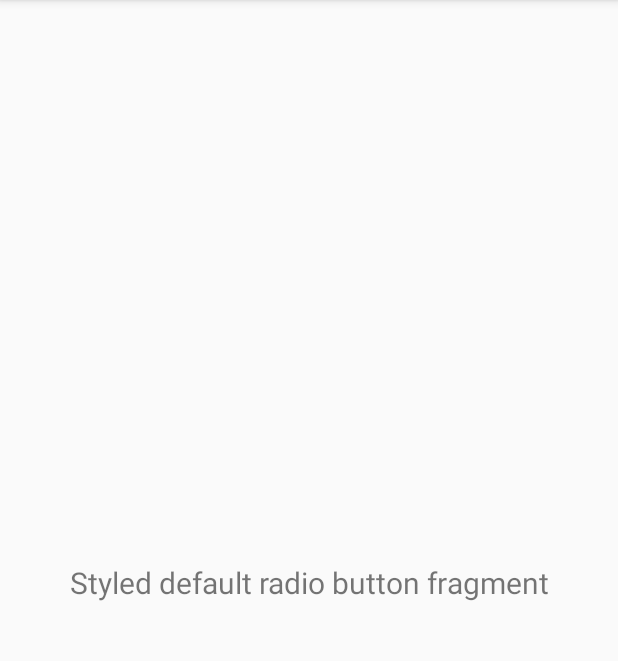
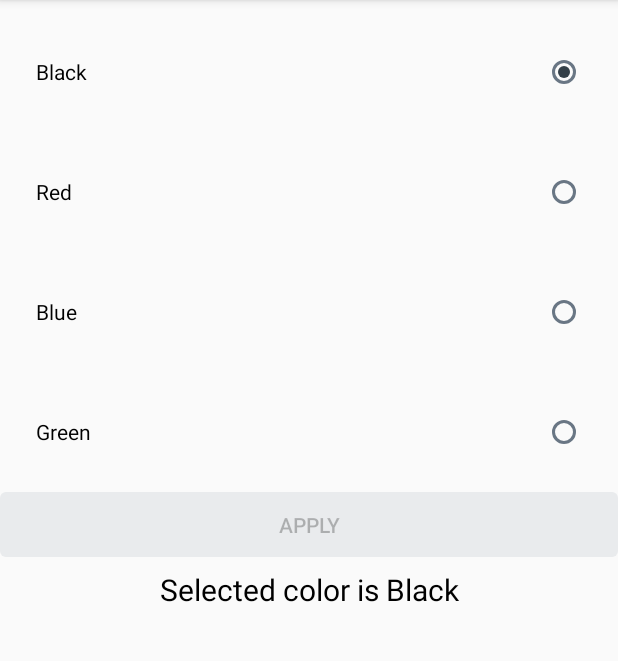
Before and after one commit to natalieytan/android-radio-button-experiment, an Android app: the fragment StyledDefaultRadioButtonFragment shown on its own in the app's theme, on a phone screen of 412 x 824 dp, the part 84-745 px from its top. Run offline under Robolectric (Android 15) with nearby library versions, the phone set to English and light mode, and no system bars.

Commit message:
Add styled default RadioButton
- Add 3 button state svgs
- Create custom radio button drawable resource
- Create custom radio button style
- Update styled default radio button layout, fragment, viewmodel

```diff
--- a/app/src/main/java/com/example/radiobuttonexperiment/ui/styleddefaultradiobutton/StyledDefaultRadioButtonFragment.kt
+++ b/app/src/main/java/com/example/radiobuttonexperiment/ui/styleddefaultradiobutton/StyledDefaultRadioButtonFragment.kt
@@ -4,28 +4,65 @@ import android.os.Bundle
 import android.view.LayoutInflater
 import android.view.View
 import android.view.ViewGroup
-import android.widget.TextView
+import androidx.core.content.ContextCompat
 import androidx.fragment.app.Fragment
 import androidx.lifecycle.Observer
 import androidx.lifecycle.ViewModelProviders
 import com.example.radiobuttonexperiment.R
+import com.example.radiobuttonexperiment.models.Color
+import com.example.radiobuttonexperiment.models.resource
+import kotlinx.android.synthetic.main.fragment_styled_default_radio_button.*
 
 class StyledDefaultRadioButtonFragment : Fragment() {
 
     private lateinit var styledDefaultRadioButtonViewModel: StyledDefaultRadioButtonViewModel
 
     override fun onCreateView(
-            inflater: LayoutInflater,
-            container: ViewGroup?,
-            savedInstanceState: Bundle?
+        inflater: LayoutInflater,
+        container: ViewGroup?,
+        savedInstanceState: Bundle?
     ): View? {
         styledDefaultRadioButtonViewModel =
-                ViewModelProviders.of(this).get(StyledDefaultRadioButtonViewModel::class.java)
-        val root = inflater.inflate(R.layout.fragment_styled_default_radio_button, container, false)
-        val textView: TextView = root.findViewById(R.id.textViewInfo)
-        styledDefaultRadioButtonViewModel.text.observe(viewLifecycleOwner, Observer {
-            textView.text = it
+            ViewModelProviders.of(this).get(StyledDefaultRadioButtonViewModel::class.java)
+        return inflater.inflate(R.layout.fragment_styled_default_radio_button, container, false)
+    }
+
+    override fun onViewCreated(view: View, savedInstanceState: Bundle?) {
+        super.onViewCreated(view, savedInstanceState)
+        buttonApplyColor.isEnabled = false
+        radioGroupColors.check(getRadioButtonViewId(styledDefaultRadioButtonViewModel.selectedColor.value!!))
+
+        styledDefaultRadioButtonViewModel.selectedColor.observe(viewLifecycleOwner, Observer {
+            textViewInfo.text = styledDefaultRadioButtonViewModel.displayString()
+            textViewInfo.setTextColor(ContextCompat.getColor(requireContext(), it.resource))
         })
-        return root
+
+        radioGroupColors.setOnCheckedChangeListener { _, selectedRadio ->
+            buttonApplyColor.isEnabled = when (getColor(selectedRadio)) {
+                styledDefaultRadioButtonViewModel.selectedColor.value!! -> false
+                else -> true
+            }
+        }
+
+        buttonApplyColor.setOnClickListener {
+            val chosenColor = getColor(radioGroupColors.checkedRadioButtonId)
+            styledDefaultRadioButtonViewModel.setSelectedColor(chosenColor)
+            buttonApplyColor.isEnabled = false
+        }
+    }
+
+    private fun getRadioButtonViewId(color: Color) = when (color) {
+        Color.BLACK -> R.id.radioButtonBlack
+        Color.RED -> R.id.radioButtonRed
+        Color.GREEN -> R.id.radioButtonGreen
+        Color.BLUE -> R.id.radioButtonBlue
+    }
+
+    private fun getColor(view: Int) = when (view) {
+        R.id.radioButtonBlack -> Color.BLACK
+        R.id.radioButtonRed -> Color.RED
+        R.id.radioButtonGreen -> Color.GREEN
+        R.id.radioButtonBlue -> Color.BLUE
+        else -> Color.BLACK
     }
 }
--- a/app/src/main/java/com/example/radiobuttonexperiment/ui/styleddefaultradiobutton/StyledDefaultRadioButtonViewModel.kt
+++ b/app/src/main/java/com/example/radiobuttonexperiment/ui/styleddefaultradiobutton/StyledDefaultRadioButtonViewModel.kt
@@ -3,11 +3,19 @@ package com.example.radiobuttonexperiment.ui.styleddefaultradiobutton
 import androidx.lifecycle.LiveData
 import androidx.lifecycle.MutableLiveData
 import androidx.lifecycle.ViewModel
+import com.example.radiobuttonexperiment.models.Color
 
 class StyledDefaultRadioButtonViewModel : ViewModel() {
 
-    private val _text = MutableLiveData<String>().apply {
-        value = "Styled default radio button fragment"
+    private val _selectedColor = MutableLiveData<Color>().apply {
+        value = Color.BLACK
     }
-    val text: LiveData<String> = _text
+    val selectedColor: LiveData<Color>
+        get() = _selectedColor
+
+    fun displayString(): String { return "Selected color is ${selectedColor.value!!.colorName}" }
+
+    fun setSelectedColor(color: Color) {
+        _selectedColor.value = color
+    }
 }
--- /dev/null
+++ b/app/src/main/res/drawable/custom_radio_button.xml
@@ -0,0 +1,17 @@
+<?xml version="1.0" encoding="utf-8" ?>
+<selector xmlns:android="http://schemas.android.com/apk/res/android">
+
+    <item
+        android:drawable="@drawable/ic_radio_button_focus"
+        android:state_checked="true"
+        android:state_pressed="true" />
+    <item
+        android:drawable="@drawable/ic_radio_button_focus"
+        android:state_pressed="true" />
+    <item
+        android:drawable="@drawable/ic_radio_button_active"
+        android:state_pressed="false"
+        android:state_checked="true" />
+    <item
+        android:drawable="@drawable/ic_radio_button_default" />
+</selector>
--- /dev/null
+++ b/app/src/main/res/drawable/ic_radio_button_active.xml
@@ -0,0 +1,14 @@
+<vector xmlns:android="http://schemas.android.com/apk/res/android"
+    android:width="24dp"
+    android:height="24dp"
+    android:viewportWidth="24"
+    android:viewportHeight="24">
+  <path
+      android:pathData="M12,12m-7,0a7,7 0,1 1,14 0a7,7 0,1 1,-14 0"
+      android:strokeWidth="2"
+      android:fillColor="#00000000"
+      android:strokeColor="#697684"/>
+  <path
+      android:pathData="M12,12m-4,0a4,4 0,1 1,8 0a4,4 0,1 1,-8 0"
+      android:fillColor="#333F48"/>
+</vector>
--- /dev/null
+++ b/app/src/main/res/drawable/ic_radio_button_default.xml
@@ -0,0 +1,11 @@
+<vector xmlns:android="http://schemas.android.com/apk/res/android"
+    android:width="24dp"
+    android:height="24dp"
+    android:viewportWidth="24"
+    android:viewportHeight="24">
+  <path
+      android:pathData="M12,12m-7,0a7,7 0,1 1,14 0a7,7 0,1 1,-14 0"
+      android:strokeWidth="2"
+      android:fillColor="#00000000"
+      android:strokeColor="#697684"/>
+</vector>
--- /dev/null
+++ b/app/src/main/res/drawable/ic_radio_button_focus.xml
@@ -0,0 +1,19 @@
+<vector xmlns:android="http://schemas.android.com/apk/res/android"
+    android:width="24dp"
+    android:height="24dp"
+    android:viewportWidth="24"
+    android:viewportHeight="24">
+  <path
+      android:pathData="M12,12m-7,0a7,7 0,1 1,14 0a7,7 0,1 1,-14 0"
+      android:strokeWidth="2"
+      android:fillColor="#00000000"
+      android:strokeColor="#697684"/>
+  <path
+      android:pathData="M12,12m-11,0a11,11 0,1 1,22 0a11,11 0,1 1,-22 0"
+      android:strokeWidth="2"
+      android:fillColor="#00000000"
+      android:strokeColor="#333F48"/>
+  <path
+      android:pathData="M12,12m-4,0a4,4 0,1 1,8 0a4,4 0,1 1,-8 0"
+      android:fillColor="#333F48"/>
+</vector>
--- a/app/src/main/res/layout/fragment_styled_default_radio_button.xml
+++ b/app/src/main/res/layout/fragment_styled_default_radio_button.xml
@@ -5,6 +5,55 @@
     android:layout_width="match_parent"
     android:layout_height="match_parent"
     tools:context=".ui.styleddefaultradiobutton.StyledDefaultRadioButtonFragment">
+
+    <RadioGroup
+        android:id="@+id/radioGroupColors"
+        android:layout_width="match_parent"
+        android:layout_height="wrap_content"
+        android:layout_marginTop="8dp"
+        android:orientation="vertical"
+        app:layout_constraintEnd_toEndOf="parent"
+        app:layout_constraintStart_toStartOf="parent"
+        app:layout_constraintTop_toTopOf="parent">
+
+        <RadioButton
+            android:id="@+id/radioButtonBlack"
+            android:layout_width="match_parent"
+            android:layout_height="wrap_content"
+            style="@style/AppTheme.RadioButton"
+            android:text="@string/black"
+             />
+
+        <RadioButton
+            android:id="@+id/radioButtonRed"
+            android:layout_width="match_parent"
+            android:layout_height="wrap_content"
+            style="@style/AppTheme.RadioButton"
+            android:text="@string/red" />
+
+        <RadioButton
+            android:id="@+id/radioButtonBlue"
+            android:layout_width="match_parent"
+            android:layout_height="wrap_content"
+            style="@style/AppTheme.RadioButton"
+            android:text="@string/blue" />
+
+        <RadioButton
+            android:id="@+id/radioButtonGreen"
+            android:layout_width="match_parent"
+            android:layout_height="wrap_content"
+            style="@style/AppTheme.RadioButton"
+            android:text="@string/green" />
+    </RadioGroup>
+
+    <Button
+        android:id="@+id/buttonApplyColor"
+        style="@style/AppTheme.Button"
+        android:layout_width="match_parent"
+        android:layout_height="wrap_content"
+        android:text="@string/apply"
+        app:layout_constraintStart_toStartOf="@id/radioGroupColors"
+        app:layout_constraintTop_toBottomOf="@id/radioGroupColors" />
 
     <TextView
         android:id="@+id/textViewInfo"
@@ -15,9 +64,7 @@
         android:layout_marginEnd="8dp"
         android:textAlignment="center"
         android:textSize="20sp"
-        app:layout_constraintBottom_toBottomOf="parent"
-        app:layout_constraintEnd_toEndOf="parent"
-        app:layout_constraintStart_toStartOf="parent"
-        app:layout_constraintTop_toTopOf="parent"
+        app:layout_constraintStart_toStartOf="@id/buttonApplyColor"
+        app:layout_constraintTop_toBottomOf="@id/buttonApplyColor"
         tools:ignore="RtlCompat" />
 </androidx.constraintlayout.widget.ConstraintLayout>
--- a/app/src/main/res/values/styles.xml
+++ b/app/src/main/res/values/styles.xml
@@ -28,4 +28,18 @@
         <item name="android:ellipsize">end</item>
     </style>
 
+    <style name="AppTheme.RadioButton" parent="Widget.AppCompat.CompoundButton.RadioButton">
+        <item name="android:button">@null</item>
+        <item name="android:drawableEnd">@drawable/custom_radio_button</item>
+        <item name="android:drawableRight">@drawable/custom_radio_button</item>
+        <item name="android:background">?android:selectableItemBackground</item>
+        <item name="android:layout_gravity">start</item>
+        <item name="android:textAlignment" tools:ignore="NewApi">textStart</item>
+        <item name="android:paddingBottom">28dp</item>
+        <item name="android:paddingLeft">24dp</item>
+        <item name="android:paddingRight">24dp</item>
+        <item name="android:paddingTop">28dp</item>
+        <item name="android:textSize">14sp</item>
+    </style>
+
 </resources>
```
